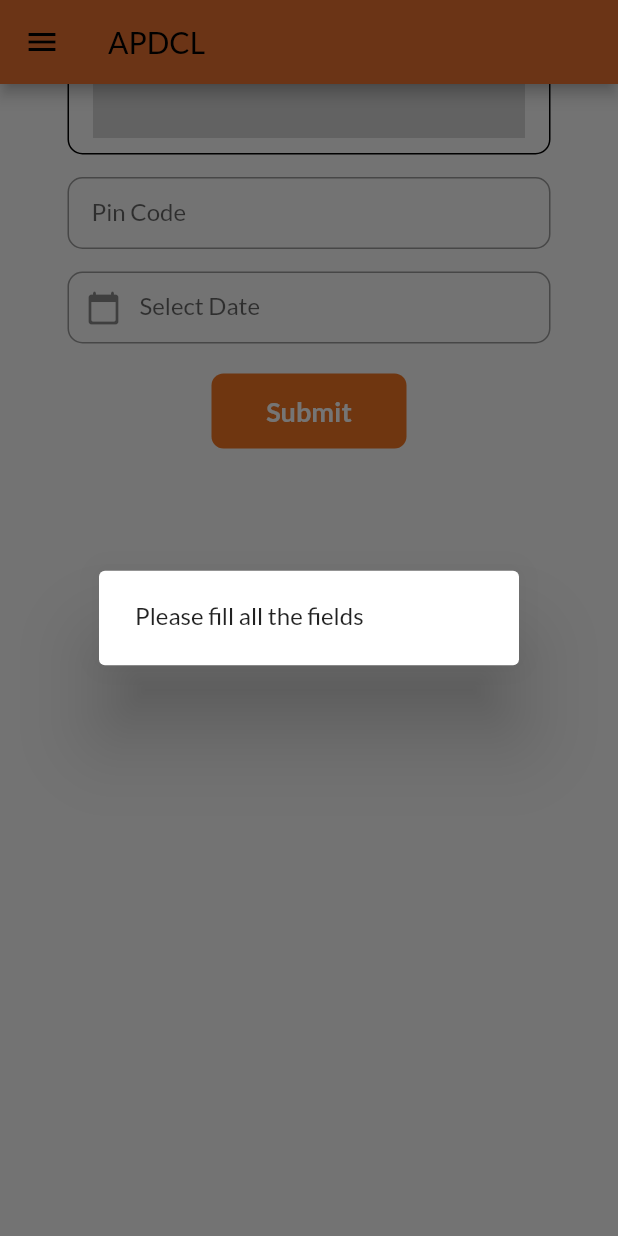
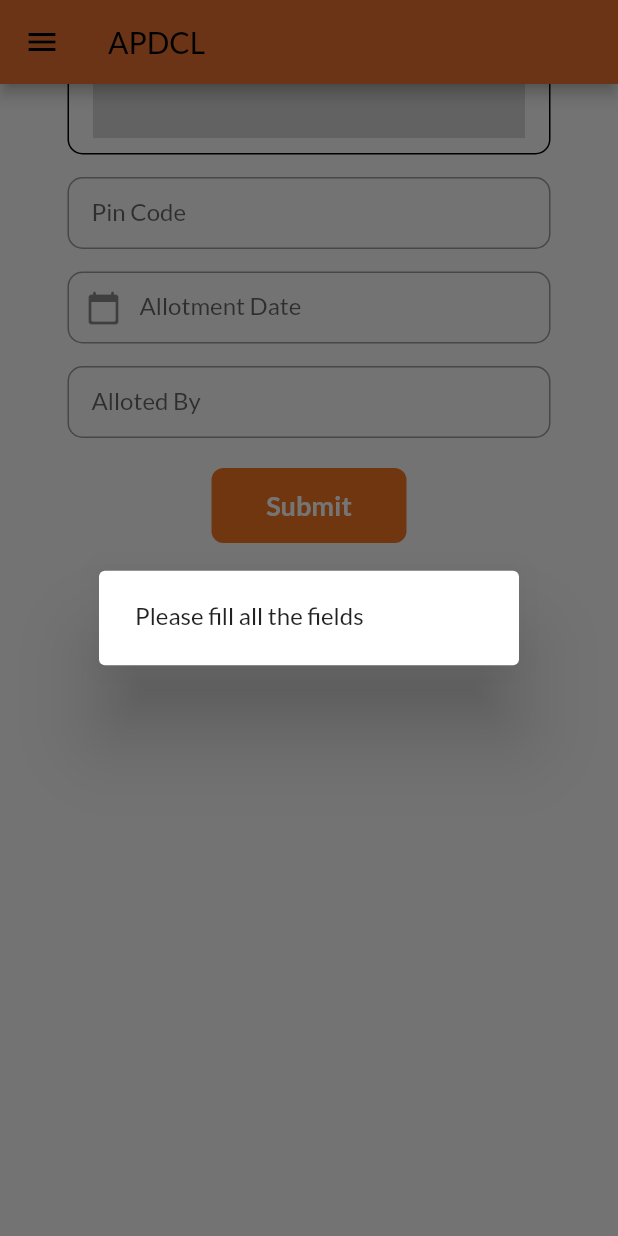
Before and after one commit to kaushik-762/apdcl-meter-registry, a Flutter app: the screen it shows once a user with an empty profile is signed in, tab 2 chosen, scrolled down 576 dp, after a tap on "Submit", on a phone screen of 412 x 824 dp. Run offline on Flutter 3.47's test engine with Material 2 defaults, Android fonts, the phone set to English and light mode, and no system bars; our stand-ins replace cloud_firestore, firebase_auth, firebase_core, google_fonts, hive, hive_flutter and 1 more; missing offline and left inert: dart:ffi, dropdownfield2; accounts and stored records are empty.

Commit message:
Day20 Completed

```diff
--- a/lib/pages/consumerDetails.dart
+++ b/lib/pages/consumerDetails.dart
@@ -130,6 +130,16 @@ class ConsumerDetails extends StatelessWidget {
 
                           Text('Allotment Date: '+consumer1['Date']),
 
+
+                          SizedBox(
+                            height: 20,
+                          ),
+
+
+                           Text('Allotment By: '+consumer1['Alloted By']),
+
+
+
                           SizedBox(
                             height: 20,
                           ),
--- a/lib/utils/Tabs/tab2.dart
+++ b/lib/utils/Tabs/tab2.dart
@@ -33,6 +33,7 @@ class _secondTabState extends State<secondTab> {
   final _phaseController=TextEditingController();
   final _pincodeController=TextEditingController();
   final _date=TextEditingController();
+  final _empController=TextEditingController();
 
 
   void disposal(){
@@ -42,6 +43,7 @@ class _secondTabState extends State<secondTab> {
     _metermakeController.dispose();
     _phaseController.dispose();
     _pincodeController.dispose();
+   _empController.dispose();
 
 
     _date.dispose();
@@ -74,9 +76,9 @@ String? value2;
 
 
   //add Customer
- Future addCustomer(String consumerid,String name,String email,String metermake,String phase,String pincode,String date ) async{
+ Future addCustomer(String consumerid,String name,String email,String metermake,String phase,String pincode,String date,String emp ) async{
 
-   if(name!='' && email!='' && metermake!='' && phase!='' && pincode!='' && date!=''){
+   if(name!='' && email!='' && metermake!='' && phase!='' && pincode!='' && date!='' && emp!=''){
     setState(() {
         changedButton=true;
        });
@@ -90,6 +92,7 @@ String? value2;
       'Phase Type':phase,
       'Pin Code':pincode,
       'Date':date,
+      'Alloted By':emp,
     }
     );
     moveToAdd(context);
@@ -316,6 +319,9 @@ else{
 
                   ),
 
+
+
+
                    SizedBox(height: 15,),
 
 
@@ -328,10 +334,14 @@ else{
                       contentPadding: EdgeInsets.symmetric(horizontal:16, vertical:10),
 
                       hintText: "YYYY/MM/DD",
-                      labelText: "Select Date",
+                      labelText: "Allotment Date",
 
 
                     ),
+
+
+
+
 
                     onTap: () async{
                       var pickedDate=await showDatePicker(
@@ -357,6 +367,30 @@ else{
 
 
 
+
+                  SizedBox(height: 15,),
+                   TextFormField(
+                     controller: _empController,
+                    decoration: InputDecoration(
+                      border: OutlineInputBorder(borderRadius: BorderRadius.circular(10)),
+                      contentPadding: EdgeInsets.symmetric(horizontal:16, vertical:10),
+
+                      hintText: "Enter Employee Name",
+                      labelText: "Alloted By",
+
+
+                    ),
+
+                  ),
+
+
+
+
+
+
+
+
+
                 SizedBox(height: 20,),
 
                  Material(
@@ -372,6 +406,7 @@ else{
                     _phaseController.text.trim(),
                     _pincodeController.text.trim(),
                     _date.text.trim(),
+                    _empController.text.trim(),
                    ),
 
 
```
